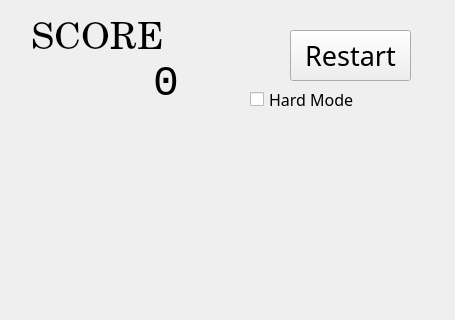
Before: the Qt Designer form mainwindow.ui in linpaul2004/pd2-2048, drawn with Qt 5; both pictures show x 0 to 455 and y 0 to 320 of the 455 by 553 pixel window.
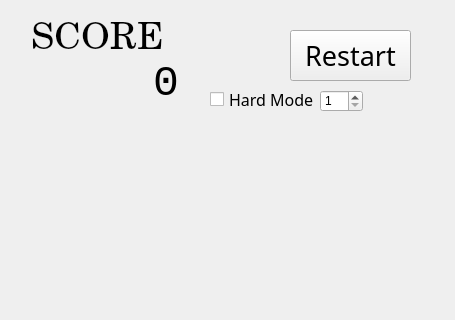
After: the same form once the commit is applied.

Diff of the .ui file:
```diff
--- a/mainwindow.ui
+++ b/mainwindow.ui
@@ -98,7 +98,7 @@
    <widget class="QCheckBox" name="checkBox">
     <property name="geometry">
      <rect>
-      <x>250</x>
+      <x>210</x>
       <y>90</y>
       <width>111</width>
       <height>18</height>
@@ -120,6 +120,25 @@
      <bool>false</bool>
     </property>
    </widget>
+   <widget class="QSpinBox" name="spinBox">
+    <property name="geometry">
+     <rect>
+      <x>320</x>
+      <y>90</y>
+      <width>43</width>
+      <height>22</height>
+     </rect>
+    </property>
+    <property name="focusPolicy">
+     <enum>Qt::NoFocus</enum>
+    </property>
+    <property name="minimum">
+     <number>1</number>
+    </property>
+    <property name="maximum">
+     <number>10</number>
+    </property>
+   </widget>
   </widget>
   <widget class="QStatusBar" name="statusBar"/>
  </widget>
```
